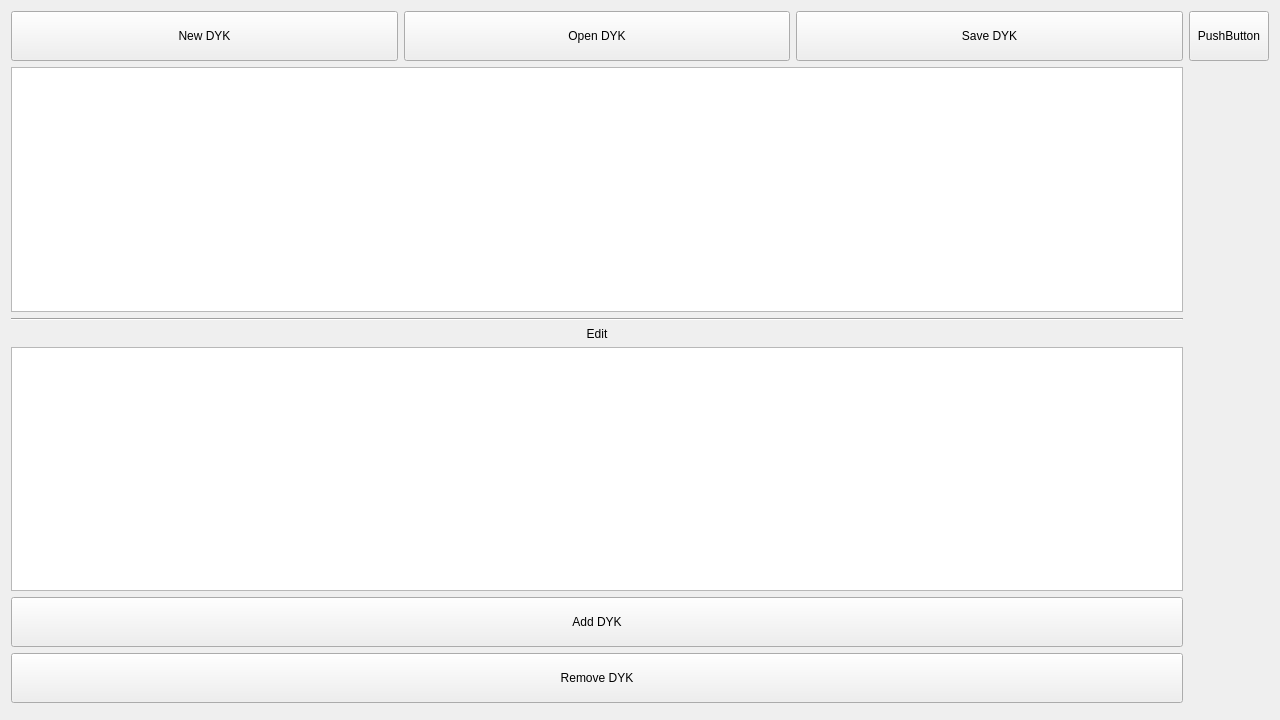
This is DYKEditor.ui in gearcity/GearCity_ModTools as Qt 5 draws it before an edit. The edited form follows.
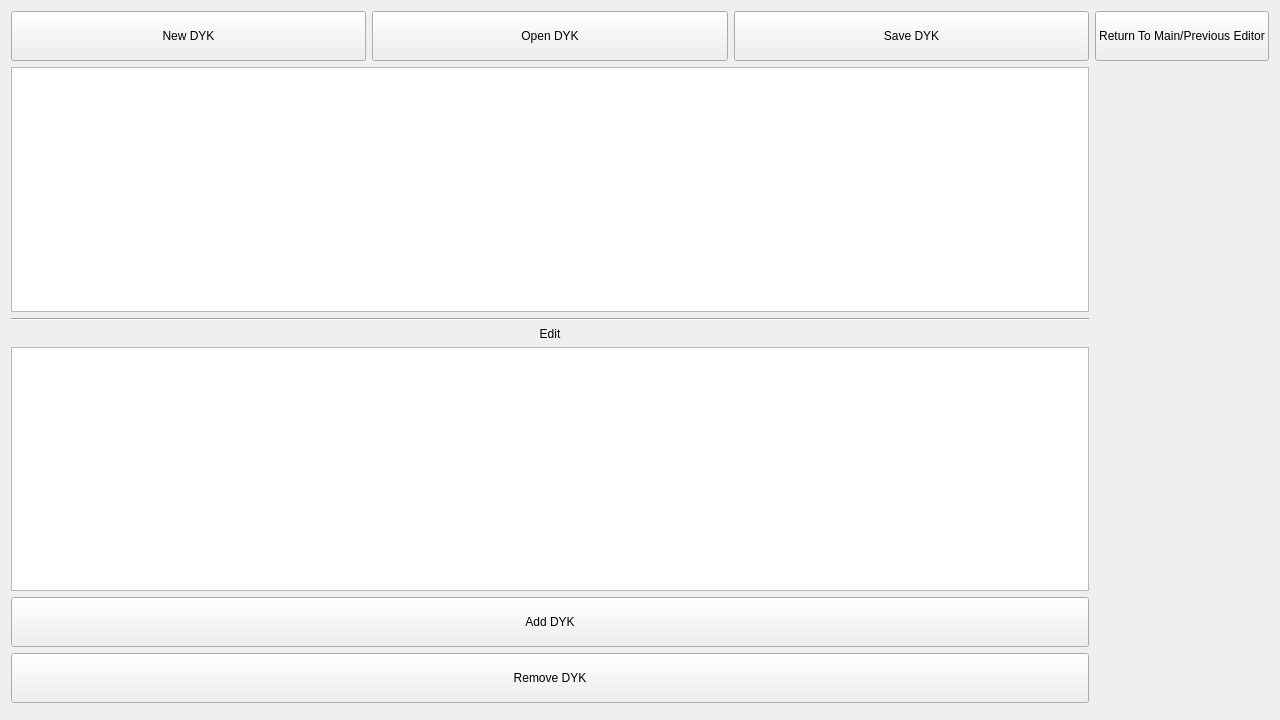
This is the edited form.

```diff
--- a/DYKEditor.ui
+++ b/DYKEditor.ui
@@ -68,7 +68,7 @@
         </size>
        </property>
        <property name="text">
-        <string>PushButton</string>
+        <string>Return To Main/Previous Editor</string>
        </property>
       </widget>
      </item>
```
Left out of the diff: 2 changed lines with no effect on the pictures.
